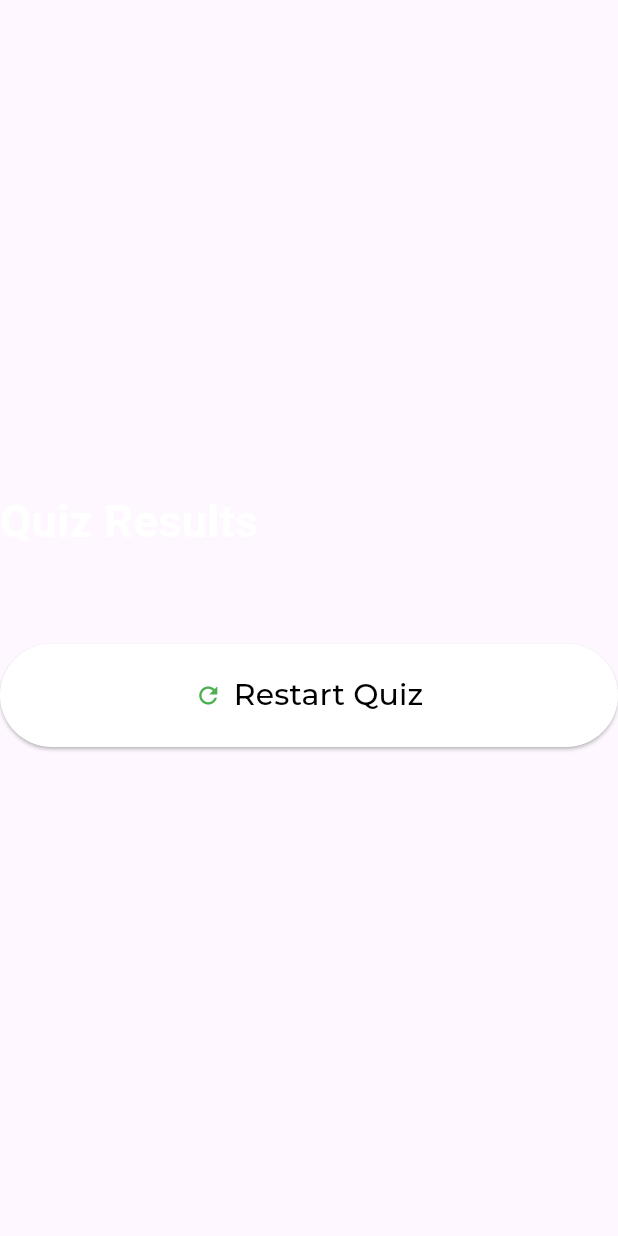
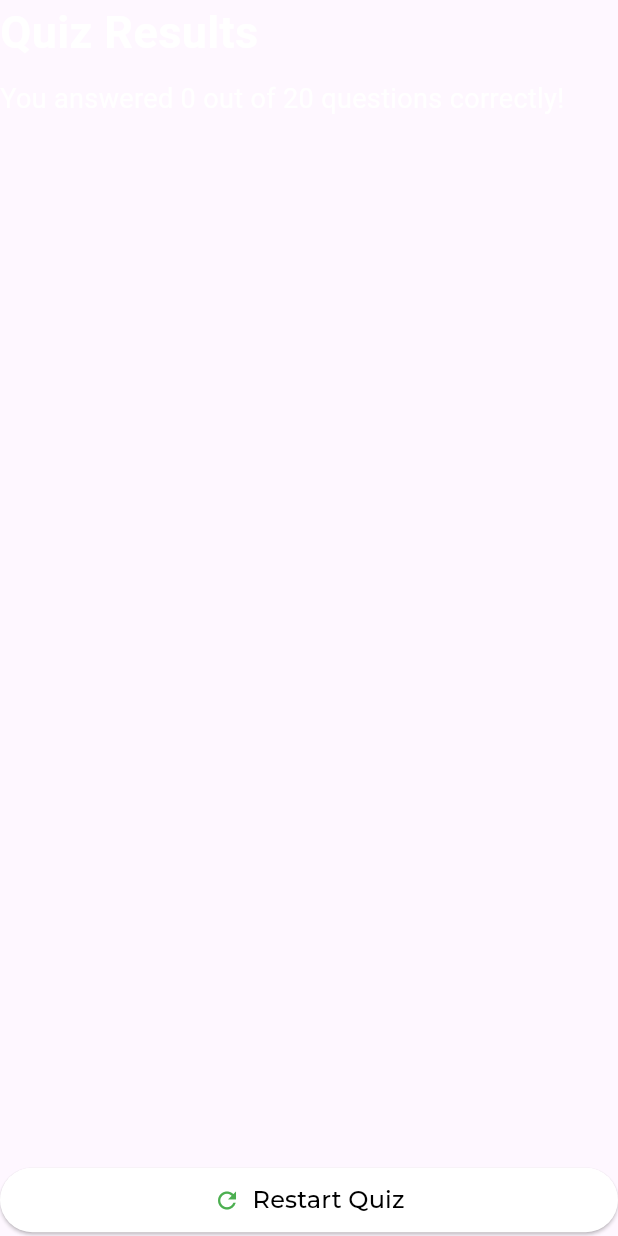
Before and after one commit to BenjaminChoron/environment_quiz, a Flutter app: the ResultsScreen widget shown alone on an empty page, opened directly with empty values, on a phone screen of 412 x 824 dp. Run offline on Flutter 3.47's test engine with Material 3 defaults, Android fonts, the phone set to English and light mode, and no system bars; our stand-ins replace google_fonts.

Commit message:
✨ Display correct and wrong answers

```diff
--- a/lib/results_screen.dart
+++ b/lib/results_screen.dart
@@ -1,3 +1,5 @@
+import 'package:environment_quiz/questions.dart';
+import 'package:environment_quiz/questions_summary.dart';
 import 'package:flutter/material.dart';
 import 'package:google_fonts/google_fonts.dart';
 
@@ -8,8 +10,30 @@
   final List<String> chosenAnswers;
   final void Function() onRestartQuiz;
 
+  List<Map<String, Object>> get summaryData {
+    final List<Map<String, Object>> summary = [];
+
+    for (int i = 0; i < chosenAnswers.length; i++) {
+      summary.add({
+        'question_index': i,
+        'question': questions[i].question,
+        'correct_answer': questions[i].options[0],
+        'user_answer': chosenAnswers[i],
+      });
+    }
+
+    return summary;
+  }
+
   @override
   Widget build(BuildContext context) {
+    final numTotalQuestions = questions.length;
+    final numCorrectAnswers = summaryData
+        .where(
+          (data) => data['correct_answer'] == data['user_answer'],
+        )
+        .length;
+
     return Column(
       mainAxisAlignment: MainAxisAlignment.center,
       crossAxisAlignment: CrossAxisAlignment.stretch,
@@ -22,15 +46,23 @@
             color: Colors.white,
           ),
         ),
-        const SizedBox(height: 20),
-        ...chosenAnswers.map((answer) {
-          return Text(answer);
-        }),
-        const SizedBox(height: 40),
+        const SizedBox(height: 10),
+        Text(
+          'You answered $numCorrectAnswers out of $numTotalQuestions questions correctly!',
+          style: const TextStyle(
+            fontSize: 18,
+            color: Colors.white,
+          ),
+        ),
+        const SizedBox(height: 10),
+        QuestionsSummary(summaryData: summaryData),
+        const SizedBox(
+          height: 20,
+        ),
         ElevatedButton.icon(
           onPressed: onRestartQuiz,
           style: ElevatedButton.styleFrom(
-            padding: const EdgeInsets.symmetric(horizontal: 40, vertical: 20),
+            padding: const EdgeInsets.symmetric(horizontal: 20, vertical: 10),
             backgroundColor: Colors.white,
             foregroundColor: Colors.green,
           ),
@@ -42,7 +74,7 @@
             'Restart Quiz',
             style: GoogleFonts.montserrat(
               color: Colors.black,
-              fontSize: 20,
+              fontSize: 16,
             ),
           ),
         ),
```
Also changed, not shown: lib/questions_summary.dart (added, +76 -0 lines).
